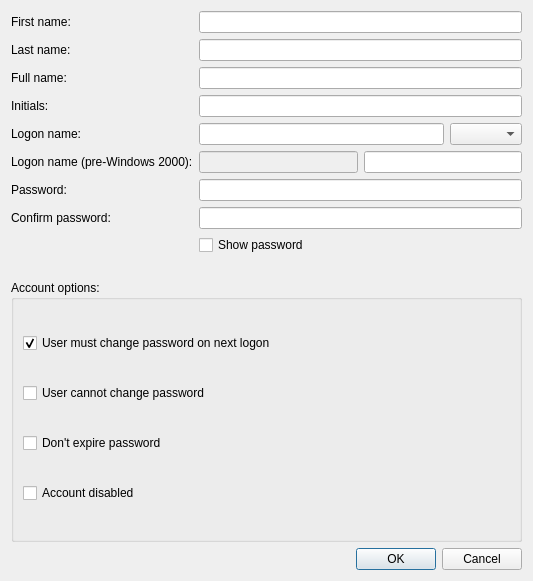
Old version of the form src/admc/create_dialogs/create_user_dialog.ui in the repository altlinux/admc.
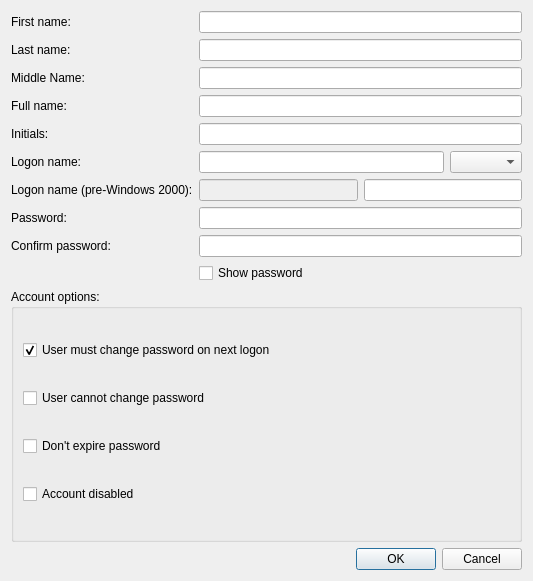
New version of the form.

Commit message:
Add middle name to contact and user creation dialogs
Middle name will be shown and will be included in DN if "Show middle
name when creating" option is set and vise versa.

What changed in the file:
```diff
--- a/src/admc/create_dialogs/create_user_dialog.ui
+++ b/src/admc/create_dialogs/create_user_dialog.ui
@@ -36,69 +36,69 @@
      <item row="1" column="1">
       <widget class="QLineEdit" name="last_name_edit"/>
      </item>
-     <item row="2" column="0">
+     <item row="3" column="0">
       <widget class="QLabel" name="fullNameLabel">
        <property name="text">
         <string>Full name:</string>
        </property>
       </widget>
      </item>
-     <item row="2" column="1">
+     <item row="3" column="1">
       <widget class="QLineEdit" name="name_edit"/>
      </item>
-     <item row="3" column="0">
+     <item row="4" column="0">
       <widget class="QLabel" name="initialsLabel">
        <property name="text">
         <string>Initials:</string>
        </property>
       </widget>
      </item>
-     <item row="3" column="1">
+     <item row="4" column="1">
       <widget class="QLineEdit" name="initials_edit"/>
      </item>
-     <item row="4" column="0">
+     <item row="5" column="0">
       <widget class="QLabel" name="logonNameLabel">
        <property name="text">
         <string>Logon name:</string>
        </property>
       </widget>
      </item>
-     <item row="5" column="0">
+     <item row="6" column="0">
       <widget class="QLabel" name="logonNamePreWindows2000Label">
        <property name="text">
         <string>Logon name (pre-Windows 2000):</string>
        </property>
       </widget>
      </item>
-     <item row="6" column="0">
+     <item row="7" column="0">
       <widget class="QLabel" name="passwordLabel">
        <property name="text">
         <string>Password:</string>
        </property>
       </widget>
      </item>
-     <item row="6" column="1">
+     <item row="7" column="1">
       <widget class="QLineEdit" name="password_main_edit">
        <property name="echoMode">
         <enum>QLineEdit::Password</enum>
        </property>
       </widget>
      </item>
-     <item row="7" column="0">
+     <item row="8" column="0">
       <widget class="QLabel" name="passwordconfirmlabel">
        <property name="text">
         <string>Confirm password:</string>
        </property>
       </widget>
      </item>
-     <item row="7" column="1">
+     <item row="8" column="1">
       <widget class="QLineEdit" name="password_confirm_edit">
        <property name="echoMode">
         <enum>QLineEdit::Password</enum>
        </property>
       </widget>
      </item>
-     <item row="4" column="1">
+     <item row="5" column="1">
       <layout class="QHBoxLayout" name="horizontalLayout">
        <item>
         <widget class="QLineEdit" name="upn_prefix_edit"/>
@@ -108,7 +108,7 @@
        </item>
       </layout>
      </item>
-     <item row="5" column="1">
+     <item row="6" column="1">
       <layout class="QHBoxLayout" name="horizontalLayout_2">
        <item>
         <widget class="QLineEdit" name="sam_name_domain_edit">
@@ -122,13 +122,23 @@
        </item>
       </layout>
      </item>
-     <item row="8" column="1">
+     <item row="9" column="1">
       <widget class="QCheckBox" name="show_password_check">
        <property name="text">
         <string>Show password</string>
        </property>
       </widget>
      </item>
+     <item row="2" column="1">
+      <widget class="QLineEdit" name="middle_name_edit"/>
+     </item>
+     <item row="2" column="0">
+      <widget class="QLabel" name="middle_name_label">
+       <property name="text">
+        <string>Middle Name:</string>
+       </property>
+      </widget>
+     </item>
     </layout>
    </item>
    <item>
```
The commit also changes 3 other files.
